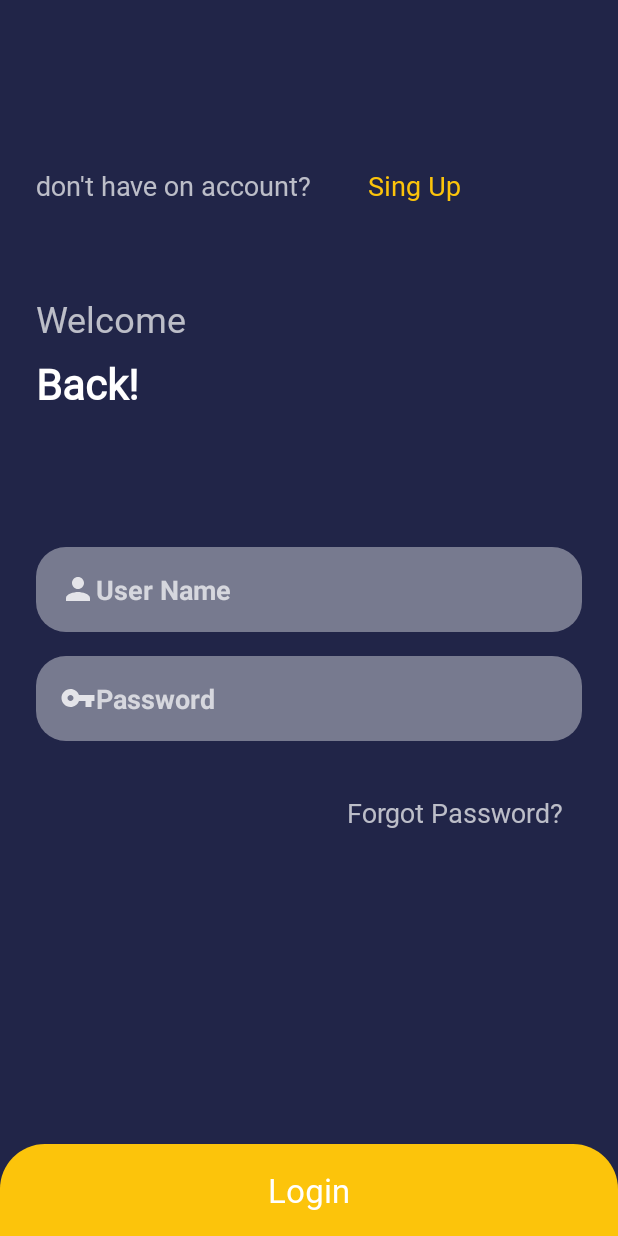
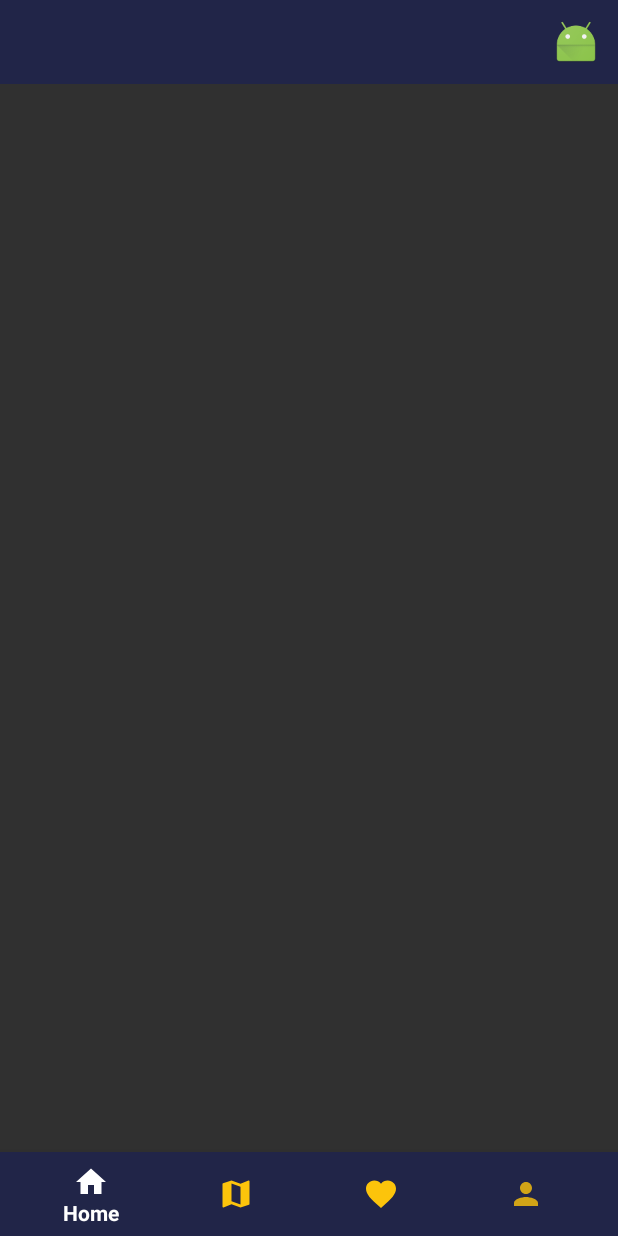
Before and after one commit to anthonylopez15/ecommerce, an Android app: the screen it shows after launch (MainActivity), on a phone screen of 412 x 824 dp. Run offline under Robolectric (Android 15) with nearby library versions, the phone set to English and light mode, and no system bars.

Commit message:
Event party

```diff
--- /dev/null
+++ b/app/src/main/java/br/com/anthony/ecommerce/HomeFragment.kt
@@ -0,0 +1,20 @@
+package br.com.anthony.ecommerce
+
+import android.os.Bundle
+import androidx.fragment.app.Fragment
+import android.view.LayoutInflater
+import android.view.View
+import android.view.ViewGroup
+
+
+class HomeFragment : Fragment() {
+
+    override fun onCreate(savedInstanceState: Bundle?) {
+        super.onCreate(savedInstanceState)
+
+    }
+
+    override fun onCreateView(inflater: LayoutInflater, container: ViewGroup?, savedInstanceState: Bundle?): View? {
+        return inflater.inflate(R.layout.fragment_home, container, false)
+    }
+}
--- a/app/src/main/java/br/com/anthony/ecommerce/MainActivity.kt
+++ b/app/src/main/java/br/com/anthony/ecommerce/MainActivity.kt
@@ -1,11 +1,61 @@
 package br.com.anthony.ecommerce
 
+import android.os.Bundle
+import android.view.Menu
+import android.view.MenuItem
 import androidx.appcompat.app.AppCompatActivity
-import android.os.Bundle
+import androidx.appcompat.widget.Toolbar
+import androidx.fragment.app.Fragment
+import com.google.android.material.bottomnavigation.BottomNavigationView
+import kotlinx.android.synthetic.main.activity_main.*
 
 class MainActivity : AppCompatActivity() {
+
+    private val mOnNavigationItemSelectedListener =
+        BottomNavigationView.OnNavigationItemSelectedListener { item ->
+            when (item.itemId) {
+                R.id.menu_home -> {
+                    addFragment(HomeFragment())
+                    return@OnNavigationItemSelectedListener true
+                }
+                R.id.menu_fav -> {
+                    return@OnNavigationItemSelectedListener true
+                }
+                R.id.menu_map -> {
+                    return@OnNavigationItemSelectedListener true
+                }
+                R.id.menu_profile -> {
+                    return@OnNavigationItemSelectedListener true
+                }
+            }
+            false
+        }
+
+    private fun addFragment(fragment: Fragment) {
+        supportFragmentManager
+            .beginTransaction()
+            .replace(R.id.content, fragment)
+            .commit()
+    }
+
+
     override fun onCreate(savedInstanceState: Bundle?) {
         super.onCreate(savedInstanceState)
-        setContentView(R.layout.fragment_login)
+        setContentView(R.layout.activity_main)
+
+        setSupportActionBar(findViewById(R.id.toolbar))
+        supportActionBar?.apply {
+            title = ""
+            setDisplayShowHomeEnabled(true)
+        }
+
+        bottomNav.setOnNavigationItemSelectedListener(mOnNavigationItemSelectedListener)
+        addFragment(HomeFragment())
+
+    }
+
+    override fun onCreateOptionsMenu(menu: Menu?): Boolean {
+        menuInflater.inflate(R.menu.menu_home, menu)
+        return super.onCreateOptionsMenu(menu)
     }
 }
--- a/app/src/main/res/drawable/background_et.xml
+++ b/app/src/main/res/drawable/background_et.xml
@@ -1,7 +1,7 @@
 <?xml version="1.0" encoding="utf-8"?>
 <shape xmlns:android="http://schemas.android.com/apk/res/android" >
 
-    <solid android:color="#63FFFFFF" />
+    <solid android:color="#35FFFFFF" />
 
     <corners
         android:radius="20dp"/>
--- /dev/null
+++ b/app/src/main/res/drawable/bottom_navigation_selector.xml
@@ -0,0 +1,5 @@
+<?xml version="1.0" encoding="utf-8"?>
+<selector xmlns:android="http://schemas.android.com/apk/res/android">
+    <item android:state_checked="true" android:color="@android:color/white" />
+    <item android:color="@color/colorAccent"  />
+</selector>
--- /dev/null
+++ b/app/src/main/res/drawable/ic_favorite.xml
@@ -0,0 +1,5 @@
+<vector android:height="24dp" android:tint="#FFFFFF"
+    android:viewportHeight="24" android:viewportWidth="24"
+    android:width="24dp" xmlns:android="http://schemas.android.com/apk/res/android">
+    <path android:fillColor="@android:color/white" android:pathData="M12,21.35l-1.45,-1.32C5.4,15.36 2,12.28 2,8.5 2,5.42 4.42,3 7.5,3c1.74,0 3.41,0.81 4.5,2.09C13.09,3.81 14.76,3 16.5,3 19.58,3 22,5.42 22,8.5c0,3.78 -3.4,6.86 -8.55,11.54L12,21.35z"/>
+</vector>
--- /dev/null
+++ b/app/src/main/res/drawable/ic_home.xml
@@ -0,0 +1,5 @@
+<vector android:height="24dp" android:tint="#FFFFFF"
+    android:viewportHeight="24" android:viewportWidth="24"
+    android:width="24dp" xmlns:android="http://schemas.android.com/apk/res/android">
+    <path android:fillColor="@android:color/white" android:pathData="M10,20v-6h4v6h5v-8h3L12,3 2,12h3v8z"/>
+</vector>
--- /dev/null
+++ b/app/src/main/res/drawable/ic_map.xml
@@ -0,0 +1,5 @@
+<vector android:height="24dp" android:tint="#FFFFFF"
+    android:viewportHeight="24" android:viewportWidth="24"
+    android:width="24dp" xmlns:android="http://schemas.android.com/apk/res/android">
+    <path android:fillColor="@android:color/white" android:pathData="M20.5,3l-0.16,0.03L15,5.1 9,3 3.36,4.9c-0.21,0.07 -0.36,0.25 -0.36,0.48V20.5c0,0.28 0.22,0.5 0.5,0.5l0.16,-0.03L9,18.9l6,2.1 5.64,-1.9c0.21,-0.07 0.36,-0.25 0.36,-0.48V3.5c0,-0.28 -0.22,-0.5 -0.5,-0.5zM15,19l-6,-2.11V5l6,2.11V19z"/>
+</vector>
--- a/app/src/main/res/layout/activity_main.xml
+++ b/app/src/main/res/layout/activity_main.xml
@@ -6,14 +6,32 @@
     android:layout_height="match_parent"
     tools:context=".MainActivity">
 
-    <Button
-        style="@style/Widget.AppCompat.Button.Colored"
-        android:layout_width="wrap_content"
+    <include
+        layout="@layout/toolbar"
+        app:layout_constraintEnd_toEndOf="parent"
+        app:layout_constraintStart_toStartOf="parent"
+        app:layout_constraintTop_toTopOf="parent"
+        app:layout_constraintBottom_toTopOf="@+id/content"/>
+
+
+    <FrameLayout
+        android:id="@+id/content"
+        android:layout_width="0dp"
+        android:layout_height="0dp"
+        app:layout_constraintBottom_toTopOf="@id/bottomNav"
+        app:layout_constraintEnd_toEndOf="parent"
+        app:layout_constraintStart_toStartOf="parent"
+        app:layout_constraintTop_toBottomOf="@+id/toolbar" />
+
+    <com.google.android.material.bottomnavigation.BottomNavigationView
+        android:id="@+id/bottomNav"
+        style="@style/CustomBottomNav"
+        android:layout_width="match_parent"
         android:layout_height="wrap_content"
-        android:text="Hello World!"
         app:layout_constraintBottom_toBottomOf="parent"
-        app:layout_constraintLeft_toLeftOf="parent"
-        app:layout_constraintRight_toRightOf="parent"
-        app:layout_constraintTop_toTopOf="parent" />
+        app:layout_constraintEnd_toEndOf="parent"
+        app:layout_constraintStart_toStartOf="parent"
+        app:itemIconTint="@drawable/bottom_navigation_selector"
+        app:menu="@menu/bottom_view_menu" />
 
 </androidx.constraintlayout.widget.ConstraintLayout>
--- /dev/null
+++ b/app/src/main/res/layout/fragment_home.xml
@@ -0,0 +1,10 @@
+<?xml version="1.0" encoding="utf-8"?>
+<androidx.constraintlayout.widget.ConstraintLayout xmlns:android="http://schemas.android.com/apk/res/android"
+    xmlns:app="http://schemas.android.com/apk/res-auto"
+    xmlns:tools="http://schemas.android.com/tools"
+    android:layout_width="match_parent"
+    android:layout_height="match_parent"
+    tools:context=".HomeFragment">
+
+
+</androidx.constraintlayout.widget.ConstraintLayout>
--- a/app/src/main/res/layout/fragment_login.xml
+++ b/app/src/main/res/layout/fragment_login.xml
@@ -4,7 +4,7 @@
     xmlns:tools="http://schemas.android.com/tools"
     android:layout_width="match_parent"
     android:layout_height="match_parent"
-    android:background="@drawable/background_base"
+    android:background="@drawable/dj"
     tools:context=".LoginFragment">
 
 
@@ -28,7 +28,7 @@
         android:layout_height="wrap_content"
         android:layout_marginStart="24dp"
         android:fontFamily="@font/roboto"
-        android:text="Sing Up"
+        android:text="Sign Up"
         android:textAllCaps="false"
         android:textAppearance="@style/TextAppearance.AppCompat.Medium"
         android:textColor="@color/colorAccent"
@@ -71,7 +71,7 @@
         android:layout_marginBottom="8dp"
         android:autofillHints="opa"
         android:background="@drawable/background_et"
-        android:drawableStart="@drawable/ic_user"
+        android:drawableEnd="@drawable/ic_user"
         android:hint="User Name"
         android:inputType="text"
         android:padding="16dp"
@@ -91,7 +91,7 @@
         android:layout_marginTop="8dp"
         android:layout_marginEnd="24dp"
         android:background="@drawable/background_et"
-        android:drawableStart="@drawable/ic_password"
+        android:drawableEnd="@drawable/ic_password"
         android:hint="Password"
         android:inputType="textPassword"
         android:padding="16dp"
--- /dev/null
+++ b/app/src/main/res/layout/toolbar.xml
@@ -0,0 +1,10 @@
+<?xml version="1.0" encoding="utf-8"?>
+<androidx.appcompat.widget.Toolbar xmlns:android="http://schemas.android.com/apk/res/android"
+    xmlns:app="http://schemas.android.com/apk/res-auto"
+    android:id="@+id/toolbar"
+    android:layout_width="match_parent"
+    android:layout_height="wrap_content"
+    android:background="?attr/colorPrimary"
+    app:theme="@style/ThemeOverlay.AppCompat.Dark.ActionBar">
+
+</androidx.appcompat.widget.Toolbar>
--- /dev/null
+++ b/app/src/main/res/menu/bottom_view_menu.xml
@@ -0,0 +1,19 @@
+<?xml version="1.0" encoding="utf-8"?>
+<menu xmlns:android="http://schemas.android.com/apk/res/android">
+
+    <item android:id="@+id/menu_home"
+        android:title="Home"
+        android:icon="@drawable/ic_home"/>
+
+    <item android:id="@+id/menu_map"
+        android:title="Location"
+        android:icon="@drawable/ic_map"/>
+
+    <item android:id="@+id/menu_fav"
+        android:title="Favorite"
+        android:icon="@drawable/ic_favorite"/>
+
+    <item android:id="@+id/menu_profile"
+        android:title="Profile"
+        android:icon="@drawable/ic_user"/>
+</menu>
--- /dev/null
+++ b/app/src/main/res/menu/menu_home.xml
@@ -0,0 +1,10 @@
+<?xml version="1.0" encoding="utf-8"?>
+<menu xmlns:app="http://schemas.android.com/apk/res-auto"
+    xmlns:android="http://schemas.android.com/apk/res/android">
+
+    <item
+        android:id="@+id/menu_profile_config"
+        android:icon="@android:mipmap/sym_def_app_icon"
+        android:title="Profile"
+        app:showAsAction="always" />
+</menu>
--- a/app/src/main/res/values/styles.xml
+++ b/app/src/main/res/values/styles.xml
@@ -20,4 +20,9 @@
         <item name="backgroundTint">@color/colorAccent</item>
     </style>
 
+    <style name="CustomBottomNav" parent="Widget.Design.BottomNavigationView">
+        <item name="android:background">@color/primaryColor</item>
+        <item name="itemTextColor">@android:color/white</item>
+    </style>
+
 </resources>
```
Also changed, not shown: app/src/main/res/drawable/dj.jpg (added), app/src/main/res/drawable/dj_female.jpg (added).
